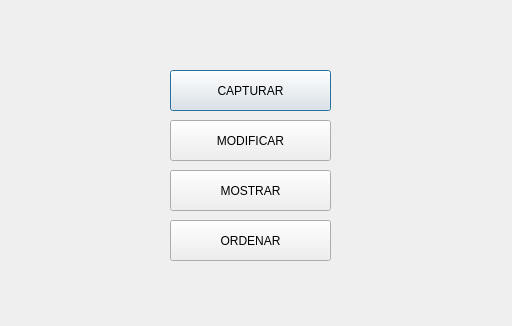
Old version of the form Proyecto_v1/menu_dialog.ui in the repository sndr1345v2/Algoritmia-Proyecto.
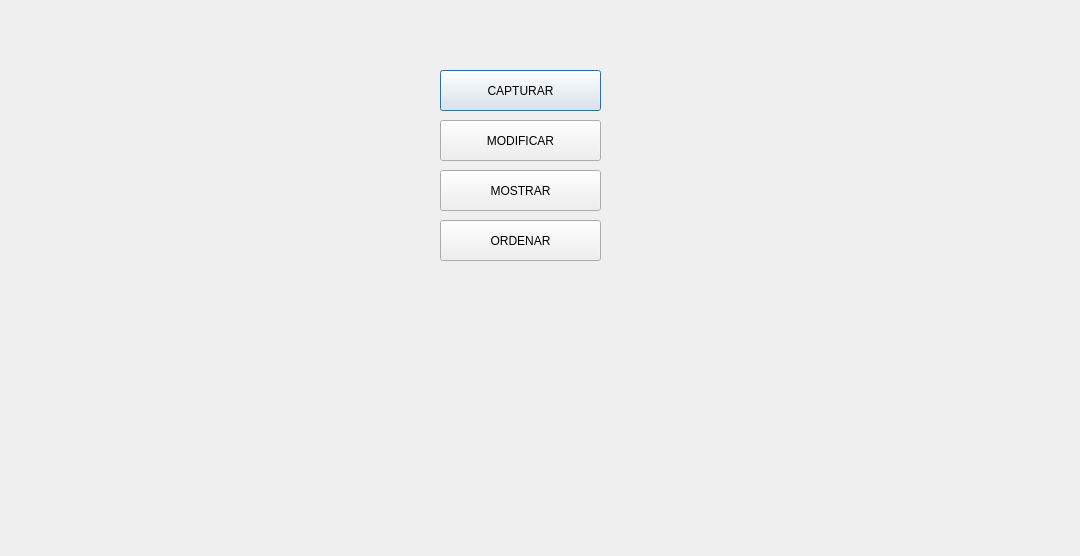
New version of the form.

The edit to the form file:
```diff
--- a/Proyecto_v1/menu_dialog.ui
+++ b/Proyecto_v1/menu_dialog.ui
@@ -6,8 +6,8 @@
    <rect>
     <x>0</x>
     <y>0</y>
-    <width>512</width>
-    <height>326</height>
+    <width>1080</width>
+    <height>556</height>
    </rect>
   </property>
   <property name="windowTitle">
@@ -16,7 +16,7 @@
   <widget class="QPushButton" name="boton_capturar">
    <property name="geometry">
     <rect>
-     <x>170</x>
+     <x>440</x>
      <y>70</y>
      <width>161</width>
      <height>41</height>
@@ -29,7 +29,7 @@
   <widget class="QPushButton" name="boton_modificar">
    <property name="geometry">
     <rect>
-     <x>170</x>
+     <x>440</x>
      <y>120</y>
      <width>161</width>
      <height>41</height>
@@ -42,7 +42,7 @@
   <widget class="QPushButton" name="boton_mostar">
    <property name="geometry">
     <rect>
-     <x>170</x>
+     <x>440</x>
      <y>170</y>
      <width>161</width>
      <height>41</height>
@@ -55,7 +55,7 @@
   <widget class="QPushButton" name="boton_ordenar">
    <property name="geometry">
     <rect>
-     <x>170</x>
+     <x>440</x>
      <y>220</y>
      <width>161</width>
      <height>41</height>
```
